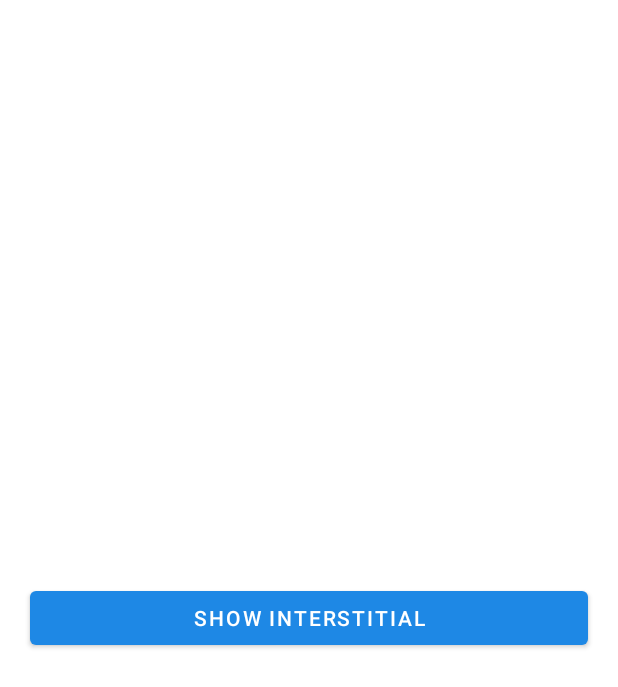
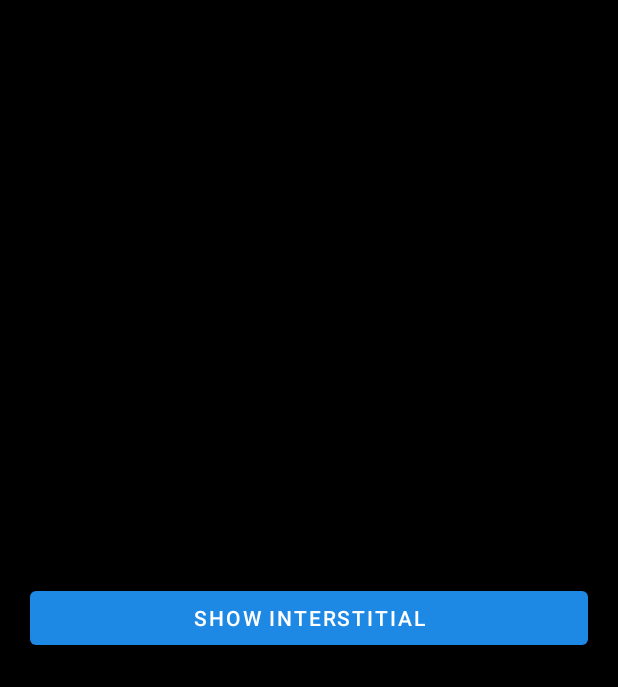
Before and after one commit to mayurparmar2/AdsLibGithub, an Android app: the screen it shows after launch (interstitialADemo), on a phone screen of 412 x 824 dp. Shown: the top 687 px of the screen. Run offline under Robolectric (Android 15) with nearby library versions, the phone set to English and light mode, and no system bars; 7 statements that could not run were skipped.

Commit message:
Adding Ads FB

```diff
--- /dev/null
+++ b/app/src/main/java/com/demo/example/MetaAds/FbAds.java
@@ -0,0 +1,254 @@
+package com.demo.example.MetaAds;
+
+import android.app.Activity;
+import android.app.ProgressDialog;
+import android.content.Context;
+import android.util.Log;
+import android.view.View;
+import android.widget.RelativeLayout;
+
+import com.facebook.ads.Ad;
+import com.facebook.ads.AdError;
+import com.facebook.ads.AdListener;
+import com.facebook.ads.AdSize;
+import com.facebook.ads.AdView;
+import com.facebook.ads.AudienceNetworkAds;
+import com.facebook.ads.InterstitialAd;
+import com.facebook.ads.InterstitialAdListener;
+
+public class FbAds {
+    public static boolean isAds = true;
+    public static String AD_Banner_ID = "1378441163022708_1378480329685458";
+    public static String AD_Interstitial_ID = "1378441163022708_1378632936336864";
+    public static InterstitialAd interstitialAd;
+
+    static ProgressDialog mDialog;
+    public interface onDismiss {
+        void OnDismiss();
+    }
+
+    public FbAds(Activity activity) {
+        AudienceNetworkAds.initialize(activity);
+    }
+
+    public void Interstitial_Show(final Activity activity) {
+        if (isAds) {
+            try {
+                Ad_Popup(activity);
+                interstitialAd = new InterstitialAd(activity, AD_Interstitial_ID);
+                InterstitialAdListener interstitialAdListener = new InterstitialAdListener() {
+                    @Override
+                    public void onInterstitialDisplayed(Ad ad) {
+                        mDialog.dismiss();
+
+                    }
+                    @Override
+                    public void onInterstitialDismissed(Ad ad) {
+                        interstitialAd = null;
+                        FacebookAds.loadInterstitial(activity);
+                    }
+
+                    @Override
+                    public void onError(Ad ad, AdError adError) {
+                        mDialog.dismiss();
+
+                    }
+                    @Override
+                    public void onAdLoaded(Ad ad) {
+                        interstitialAd.show();
+                    }
+                    @Override
+                    public void onAdClicked(Ad ad) {
+                    }
+                    @Override
+                    public void onLoggingImpression(Ad ad) {
+                    }
+                };
+                interstitialAd.loadAd(interstitialAd.buildLoadAdConfig()
+                        .withAdListener(interstitialAdListener)
+                        .build());
+            }catch (Exception e){
+                e.printStackTrace();
+                if (mDialog!=null) {
+                    mDialog.dismiss();
+                }
+                Log.e("MTAG", "FbAds.class,Interstitial_Show():" +e.getMessage());
+            }
+        }
+    }
+
+
+    private static final String Counter_Ads = "Counter_Ads";
+
+
+    public static void setCounter_Ads(Context mContext, int string) {
+        mContext.getSharedPreferences(mContext.getPackageName(), 0).edit()
+                .putInt(Counter_Ads, string).commit();
+    }
+
+    public static int getCounter_Ads(Context mContext) {
+        return mContext.getSharedPreferences(mContext.getPackageName(), 0).getInt(Counter_Ads, 1);
+    }
+
+    public static void Interstitial_Show_Counter(final Activity activity) {
+        if (isAds) {
+            int counter_ads = getCounter_Ads(activity);
+            Log.e("MTAG", "FbAds.class,counter_ads():" +counter_ads);
+            if (counter_ads >= 3) {
+                try {
+                    setCounter_Ads(activity, 1);
+                    Ad_Popup(activity);
+                    interstitialAd = new InterstitialAd(activity, AD_Interstitial_ID);
+                    InterstitialAdListener interstitialAdListener = new InterstitialAdListener() {
+                        @Override
+                        public void onInterstitialDisplayed(Ad ad) {
+                            mDialog.dismiss();
+                            // Interstitial ad displayed callback
+                        }
+
+                        @Override
+                        public void onInterstitialDismissed(Ad ad) {
+                            // Interstitial dismissed callback
+                            interstitialAd = null;
+                            loadInterstitial(activity);
+                        }
+
+                        @Override
+                        public void onError(Ad ad, AdError adError) {
+                            mDialog.dismiss();
+                            Log.e("MTAG", "FbAds.class,onError():" +adError.getErrorMessage());
+
+                            // Ad error callback
+                            //
+
+                        }
+
+                        @Override
+                        public void onAdLoaded(Ad ad) {
+                            interstitialAd.show();
+                            // Interstitial ad is loaded and ready to be displayed
+                        }
+
+                        @Override
+                        public void onAdClicked(Ad ad) {
+                            // Ad clicked callback
+                        }
+
+                        @Override
+                        public void onLoggingImpression(Ad ad) {
+                            // Ad impression logged callback
+                        }
+                    };
+
+                    // For auto play video ads, it's recommended to load the ad
+                    // at least 30 seconds before it is shown
+                    interstitialAd.loadAd(interstitialAd.buildLoadAdConfig()
+                            .withAdListener(interstitialAdListener)
+                            .build());
+                }catch (Exception e){
+                    if (mDialog!=null) {
+                        mDialog.dismiss();
+                    }
+                    e.printStackTrace();
+                    Log.e("MTAG", "FbAds.class,Interstitial_Show_Counter():" +e);
+                }
+            }else {
+                counter_ads = counter_ads + 1;
+                setCounter_Ads(activity, counter_ads);
+            }
+        }
+    }
+
+    private static void loadInterstitial(Context context) {
+        if (isAds) {
+            // Initialize the Audience Network SDK
+            AudienceNetworkAds.initialize(context);
+            interstitialAd = new InterstitialAd(context, AD_Interstitial_ID);
+            InterstitialAdListener interstitialAdListener = new InterstitialAdListener() {
+                @Override
+                public void onInterstitialDisplayed(Ad ad) {
+                    // Interstitial ad displayed callback
+
+                }
+                @Override
+                public void onInterstitialDismissed(Ad ad) {
+                    // Interstitial dismissed callback
+                    interstitialAd = null;
+                    FacebookAds.loadInterstitial(context);
+                }
+
+                @Override
+                public void onError(Ad ad, AdError adError) {
+                }
+
+                @Override
+                public void onAdLoaded(Ad ad) {
+
+                }
+
+                @Override
+                public void onAdClicked(Ad ad) {
+                    // Ad clicked callback
+                }
+
+                @Override
+                public void onLoggingImpression(Ad ad) {
+                    // Ad impression logged callback
+                }
+            };
+
+            // For auto play video ads, it's recommended to load the ad
+            // at least 30 seconds before it is shown
+            interstitialAd.loadAd(interstitialAd.buildLoadAdConfig()
+                    .withAdListener(interstitialAdListener)
+                    .build());
+        }
+    }
+    private static void Ad_Popup(Context mContext) {
+        mDialog = mDialog.show(mContext, "Please Wait...", "Loading Ads", true);
+        mDialog.setCancelable(true);
+        mDialog.show();
+    }
+
+    public void Banner_Show(final RelativeLayout Ad_Layout, Activity activity) {
+
+        if (isAds) {
+            AdView adView = new AdView(activity, AD_Banner_ID, AdSize.BANNER_HEIGHT_50);
+            Ad_Layout.addView(adView);
+
+            AdListener adListener = new AdListener() {
+                @Override
+                public void onError(Ad ad, AdError adError) {
+                    adView.destroy();
+                    Ad_Layout.setVisibility(View.INVISIBLE);
+                    Log.e("Banner", "dddd" + adError.getErrorMessage());
+                }
+
+                @Override
+                public void onAdLoaded(Ad ad) {
+                    Ad_Layout.setVisibility(View.VISIBLE);
+                    Log.e("Banner", "onAdLoaded");
+                }
+
+                @Override
+                public void onAdClicked(Ad ad) {
+//                    Ad_Layout.setVisibility(View.INVISIBLE);
+                    Log.e("Banner", "clicked");
+                }
+
+                @Override
+                public void onLoggingImpression(Ad ad) {
+                    Log.e("Banner", "onLoggingImpression");
+                    // Ad impression logged callback
+                }
+            };
+
+            // Request an ad
+            adView.loadAd(adView.buildLoadAdConfig().withAdListener(adListener).build());
+            // load ad
+            adView.loadAd();
+        }
+    }
+
+
+}
--- a/app/src/main/java/com/demo/example/MetaAds/onDismiss.java
+++ /dev/null
@@ -1,5 +0,0 @@
-package com.demo.example.MetaAds;
-
-public interface onDismiss {
-    void OnDismiss();
-}
--- a/app/src/main/java/com/demo/example/interstitialADemo.java
+++ b/app/src/main/java/com/demo/example/interstitialADemo.java
@@ -1,22 +1,16 @@
 package com.demo.example;
 
 import android.os.Bundle;
-import android.util.Log;
 import android.widget.Button;
-import android.widget.LinearLayout;
+import android.widget.RelativeLayout;
 import android.widget.Toast;
 
 import androidx.annotation.Nullable;
 import androidx.appcompat.app.AppCompatActivity;
 
-import com.demo.example.MetaAds.AdsUnit;
 import com.demo.example.MetaAds.FacebookAds;
-import com.facebook.ads.Ad;
-import com.facebook.ads.AdError;
-import com.facebook.ads.AdSize;
-import com.facebook.ads.AdView;
+import com.demo.example.MetaAds.FbAds;
 import com.facebook.ads.InterstitialAd;
-import com.facebook.ads.InterstitialAdListener;
 
 
 public class interstitialADemo extends AppCompatActivity {
@@ -28,59 +22,81 @@ public class interstitialADemo extends AppCompatActivity {
         super.onCreate(savedInstanceState);
         setContentView(R.layout.main_activity);
 
-        AdView adView = new AdView(this, "1378441163022708_1378480329685458", AdSize.BANNER_HEIGHT_50);
-        LinearLayout adContainer = (LinearLayout) findViewById(R.id.banner_container);
-        adContainer.addView(adView);
-        adView.loadAd();
+        FbAds fbAds = new FbAds(this);
+        fbAds.Banner_Show((RelativeLayout) findViewById(R.id.banner), this);
+        Button showInterstitial = findViewById(R.id.showInterstitial);
+        showInterstitial.setOnClickListener(v -> {
+            fbAds.Interstitial_Show_Counter(this);
+        });
+//        FacebookAds.BANNER = "1378441163022708_1378480329685458";
+//        FacebookAds.INTERSTITIAL = "1378441163022708_1378632936336864";
+//        FacebookAds.loadInterstitial(interstitialADemo.this);
+//        FacebookAds.setBanner(findViewById(R.id.banner_container), interstitialADemo.this);
+//        Button showInterstitial = findViewById(R.id.showInterstitial);
+//        showInterstitial.setOnClickListener(v -> {
+//            // Code here
+//            new FacebookAds(() -> {
+//                // Next Action
+//                Toast.makeText(interstitialADemo.this, "Ads Closed", Toast.LENGTH_SHORT).show();
+//            }).showInterstitial();
+//        });
 
-        interstitialAd = new InterstitialAd(this, "1378441163022708_1378632936336864");
-        // Create listeners for the Interstitial Ad
-        InterstitialAdListener interstitialAdListener = new InterstitialAdListener() {
-            @Override
-            public void onInterstitialDisplayed(Ad ad) {
-                // Interstitial ad displayed callback
-                Log.e(TAG, "Interstitial ad displayed.");
-            }
 
-            @Override
-            public void onInterstitialDismissed(Ad ad) {
-                // Interstitial dismissed callback
-                Log.e(TAG, "Interstitial ad dismissed.");
-            }
 
-            @Override
-            public void onError(Ad ad, AdError adError) {
-                // Ad error callback
-                Log.e(TAG, "Interstitial ad failed to load: " + adError.getErrorMessage());
-            }
 
-            @Override
-            public void onAdLoaded(Ad ad) {
-                // Interstitial ad is loaded and ready to be displayed
-                Log.d(TAG, "Interstitial ad is loaded and ready to be displayed!");
-                // Show the ad
-                interstitialAd.show();
-            }
-
-            @Override
-            public void onAdClicked(Ad ad) {
-                // Ad clicked callback
-                Log.d(TAG, "Interstitial ad clicked!");
-            }
-
-            @Override
-            public void onLoggingImpression(Ad ad) {
-                // Ad impression logged callback
-                Log.d(TAG, "Interstitial ad impression logged!");
-            }
-        };
-
-        // For auto play video ads, it's recommended to load the ad
-        // at least 30 seconds before it is shown
-        interstitialAd.loadAd(
-                interstitialAd.buildLoadAdConfig()
-                        .withAdListener(interstitialAdListener)
-                        .build());
+//        AdView adView = new AdView(this, "1378441163022708_1378480329685458", AdSize.BANNER_HEIGHT_50);
+//        LinearLayout adContainer = (LinearLayout) findViewById(R.id.banner_container);
+//        adContainer.addView(adView);
+//        adView.loadAd();
+//
+//        interstitialAd = new InterstitialAd(this, "1378441163022708_1378632936336864");
+//        // Create listeners for the Interstitial Ad
+//        InterstitialAdListener interstitialAdListener = new InterstitialAdListener() {
+//            @Override
+//            public void onInterstitialDisplayed(Ad ad) {
+//                // Interstitial ad displayed callback
+//                Log.e(TAG, "Interstitial ad displayed.");
+//            }
+//
+//            @Override
+//            public void onInterstitialDismissed(Ad ad) {
+//                // Interstitial dismissed callback
+//                Log.e(TAG, "Interstitial ad dismissed.");
+//            }
+//
+//            @Override
+//            public void onError(Ad ad, AdError adError) {
+//                // Ad error callback
+//                Log.e(TAG, "Interstitial ad failed to load: " + adError.getErrorMessage());
+//            }
+//
+//            @Override
+//            public void onAdLoaded(Ad ad) {
+//                // Interstitial ad is loaded and ready to be displayed
+//                Log.d(TAG, "Interstitial ad is loaded and ready to be displayed!");
+//                // Show the ad
+//                interstitialAd.show();
+//            }
+//
+//            @Override
+//            public void onAdClicked(Ad ad) {
+//                // Ad clicked callback
+//                Log.d(TAG, "Interstitial ad clicked!");
+//            }
+//
+//            @Override
+//            public void onLoggingImpression(Ad ad) {
+//                // Ad impression logged callback
+//                Log.d(TAG, "Interstitial ad impression logged!");
+//            }
+//        };
+//
+//        // For auto play video ads, it's recommended to load the ad
+//        // at least 30 seconds before it is shown
+//        interstitialAd.loadAd(
+//                interstitialAd.buildLoadAdConfig()
+//                        .withAdListener(interstitialAdListener)
+//                        .build());
 
     }
 }
--- a/app/src/main/res/layout/main_activity.xml
+++ b/app/src/main/res/layout/main_activity.xml
@@ -1,9 +1,14 @@
 <?xml version="1.0" encoding="utf-8"?>
 <RelativeLayout xmlns:android="http://schemas.android.com/apk/res/android"
     xmlns:app="http://schemas.android.com/apk/res-auto"
-    xmlns:tools="http://schemas.android.com/tools"
     android:layout_width="match_parent"
     android:layout_height="match_parent"
+    >
+    <RelativeLayout
+        android:layout_width="match_parent"
+        android:layout_height="match_parent"
+        android:layout_above="@id/banner1"
+        android:background="@color/black"
 
         >
 
@@ -12,17 +17,34 @@
             android:layout_width="match_parent"
             android:layout_height="wrap_content"
             android:layout_centerInParent="true"
-        android:text="Show Interstitial"
             android:layout_marginHorizontal="20dp"
-        />
+            android:text="Show Interstitial" />
 
         <LinearLayout
-        android:layout_marginTop="10dp"
             android:id="@+id/banner_container"
             android:layout_width="match_parent"
             android:layout_height="wrap_content"
             android:layout_below="@id/showInterstitial"
-        android:orientation="vertical"
-        />
+            android:layout_marginTop="10dp"
+            android:orientation="vertical" />
 
     </RelativeLayout>
+
+
+    <RelativeLayout
+        android:id="@+id/banner1"
+        android:layout_width="match_parent"
+        android:layout_height="wrap_content"
+        android:layout_alignParentBottom="true"
+        android:gravity="center">
+
+        <RelativeLayout
+            android:id="@+id/banner"
+            android:layout_width="match_parent"
+            android:layout_height="wrap_content"
+            android:layout_centerHorizontal="true"
+            android:layout_gravity="center"
+            android:gravity="center" />
+    </RelativeLayout>
+
+</RelativeLayout>
```
Also changed, not shown: app/src/main/java/com/demo/example/MetaAds/AdsUnit.java (deleted, +0 -12 lines), app/src/main/java/com/demo/example/MetaAds/FacebookAds.java (+15 -9 lines). Lines whose indentation alone changed are shown as unchanged.
